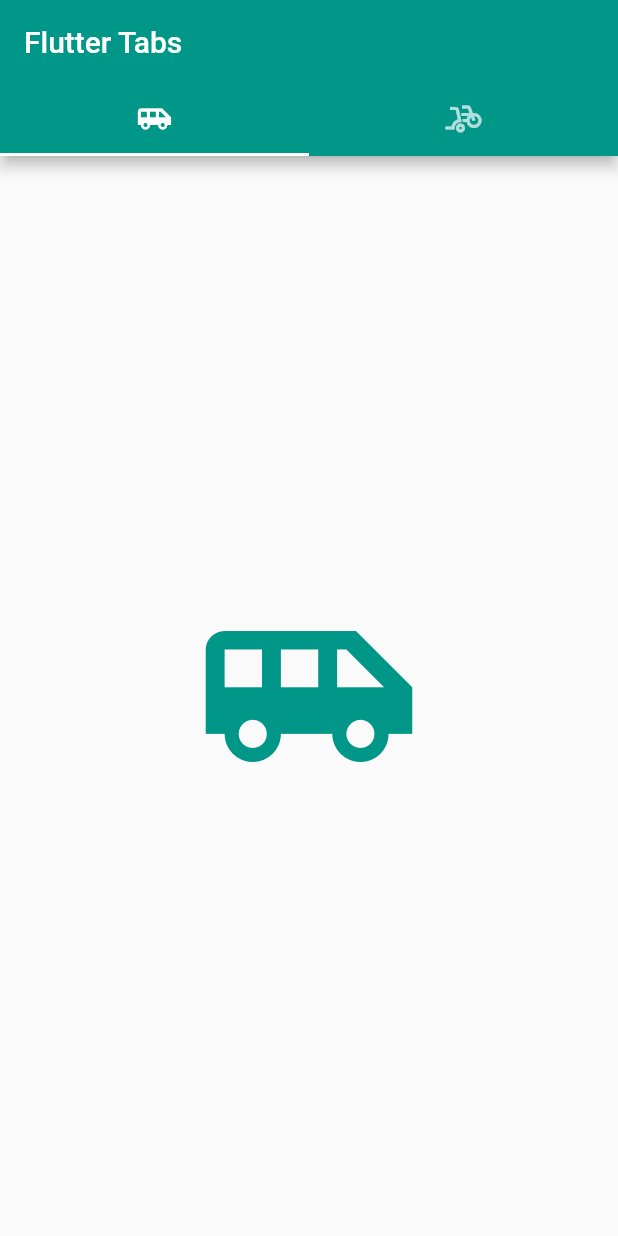
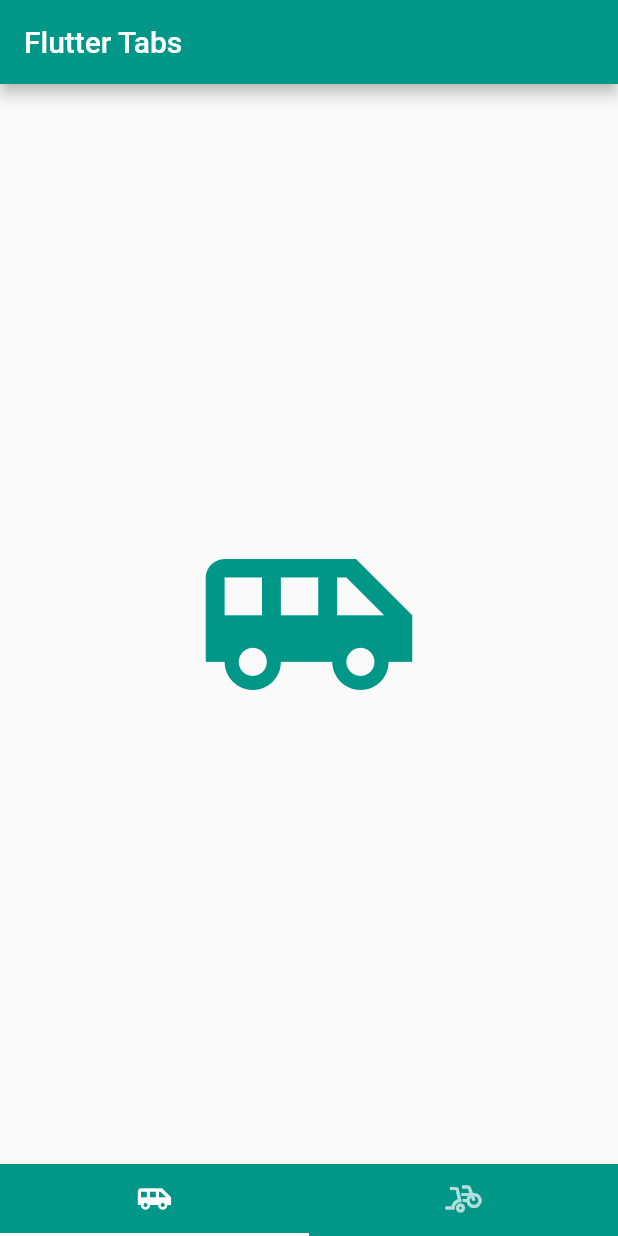
Before and after one commit to moses-20/fancy-flutter, a Flutter app: the screen it shows after launch, on a phone screen of 412 x 824 dp. Run offline on Flutter 3.47's test engine with Material 2 defaults, Android fonts, the phone set to English and light mode, and no system bars.

```diff
--- a/lib/routes/flu_tabs.dart
+++ b/lib/routes/flu_tabs.dart
@@ -24,11 +24,7 @@ class _FlutabsState extends State<Flutabs> with SingleTickerProviderStateMixin {
 
   @override
   Widget build(BuildContext context) {
-    return Scaffold(
-      appBar: AppBar(
-        title: Text('Flutter Tabs'),
-        backgroundColor: Colors.teal,
-        bottom: TabBar(
+    var tabBar = TabBar(
       controller: controller,
       tabs: <Widget>[
         Tab(
@@ -38,7 +34,15 @@ class _FlutabsState extends State<Flutabs> with SingleTickerProviderStateMixin {
           icon: Icon(Icons.bike_scooter),
         ),
       ],
+    );
+    return Scaffold(
+      appBar: AppBar(
+        title: Text('Flutter Tabs'),
+        backgroundColor: Colors.teal,
       ),
+      bottomNavigationBar: Material(
+        color: Colors.teal,
+        child: tabBar,
       ),
       body: TabBarView(
         controller: controller,
```
Lines whose indentation alone changed are shown as unchanged.
